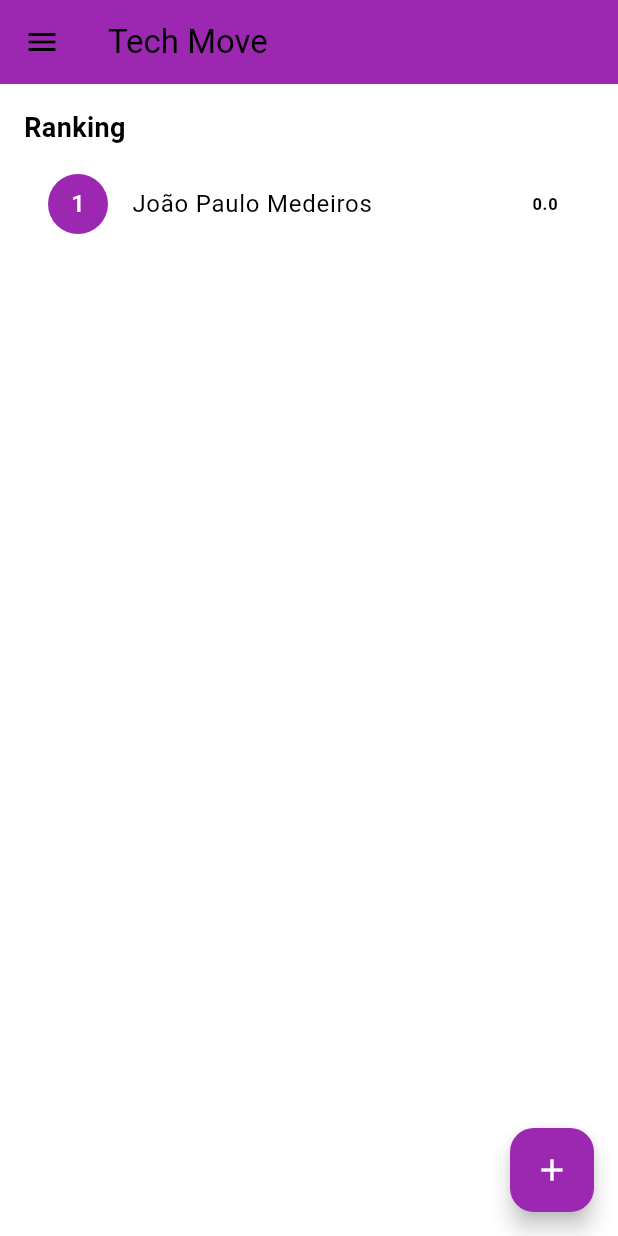
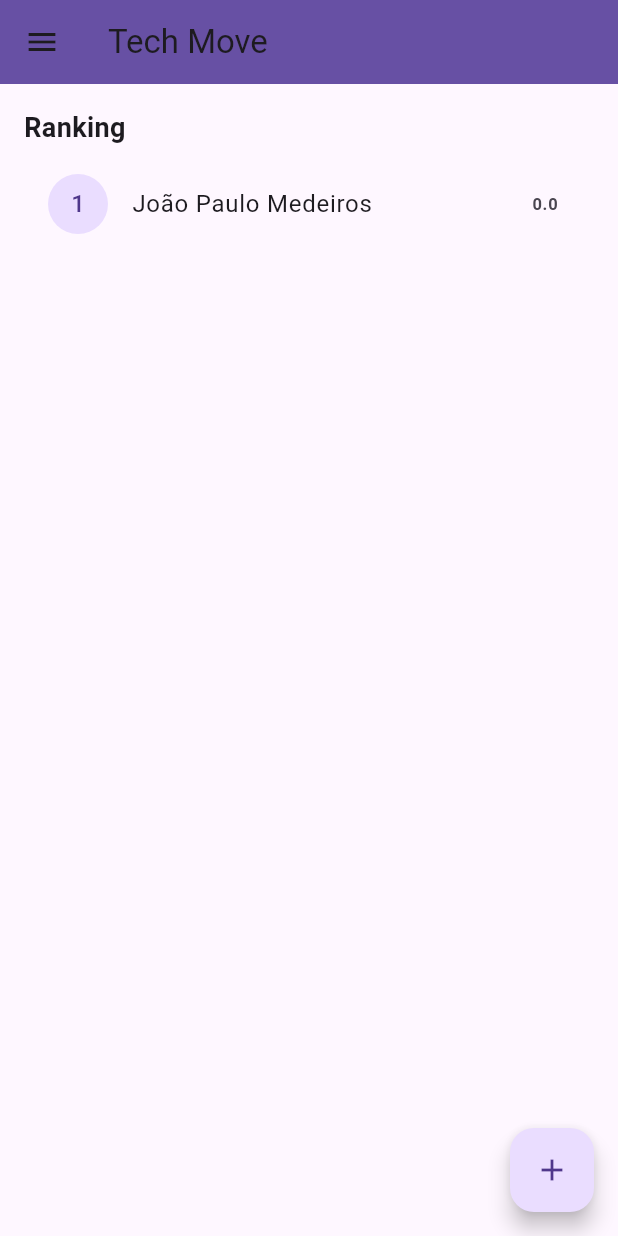
Before and after one commit to joaopaulopmedeiros/IMD0509-ddm-projeto1, a Flutter app: the screen it shows after launch, on a phone screen of 412 x 824 dp. Run offline on Flutter 3.47's test engine with Material 3 defaults, Android fonts, the phone set to English and light mode, and no system bars.

Commit message:
style: purple color

```diff
--- a/tech_move/lib/main.dart
+++ b/tech_move/lib/main.dart
@@ -17,7 +17,6 @@ class MyApp extends StatelessWidget {
     return MaterialApp(
       title: 'Tech Move',
       theme: ThemeData(
-        colorScheme: ColorScheme.fromSwatch(primarySwatch: Colors.purple),
         useMaterial3: true,
       ),
       home: const MyHomePage(title: 'Tech Move'),
@@ -49,7 +48,7 @@ class _MyHomePageState extends State<MyHomePage> {
           children: <Widget>[
             const DrawerHeader(
               decoration: BoxDecoration(
-                color: Colors.purple,
+                color: Colors.deepPurple,
               ),
               child: Text(
                 'Menu',
```
